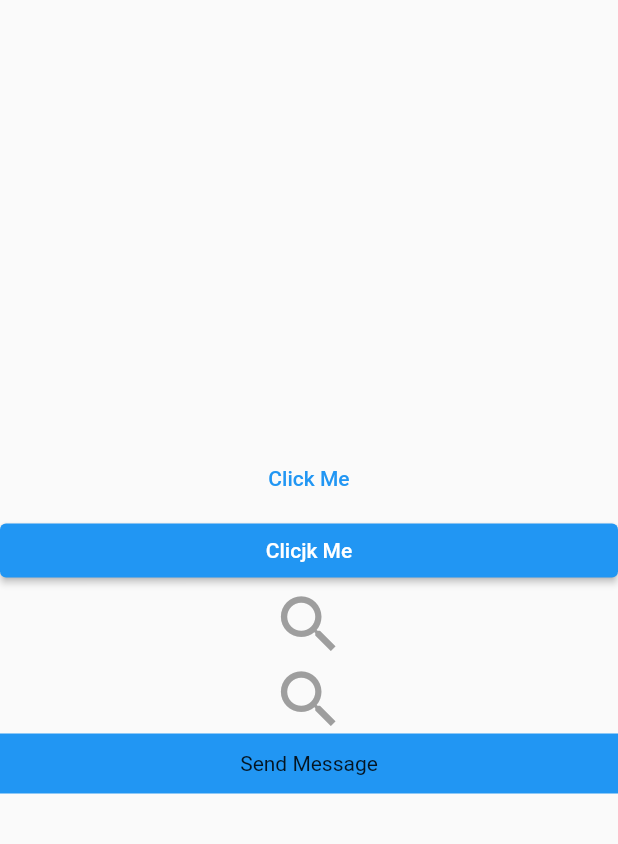
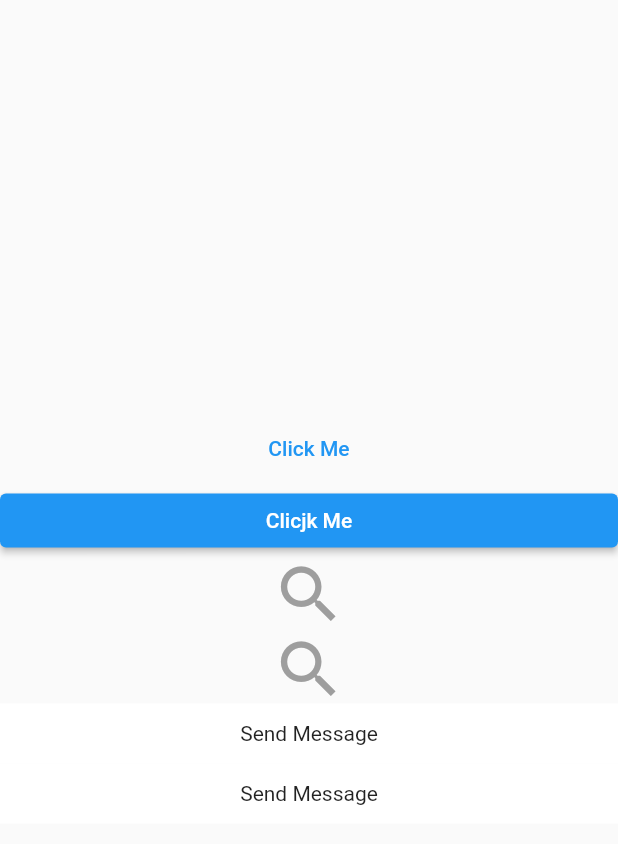
Before and after one commit to rabinacharya11/45-Days-Flutter-Bootcamp, a Flutter app: the screen it shows after launch, on a phone screen of 412 x 824 dp. Shown: the top 844 px of the screen. Run offline on Flutter 3.47's test engine with Material 2 defaults, Android fonts, the phone set to English and light mode, and no system bars.

Commit message:
inkwell  widget

```diff
--- a/flutter_tut/lib/main.dart
+++ b/flutter_tut/lib/main.dart
@@ -80,14 +80,29 @@ class _HomeScreenState extends State<HomeScreen> {
                 print("Tapped on container");
               },
               child: Container(
-                color: Colors.blue,
+                color: Colors.white,
                 height: 40,
                 width: 200,
                 child: Center(child: Text("Send Message")),
               ),
             ),
-
-
+            GestureDetector(
+              onLongPress: () {
+                print("Long Presssed on container");
+              },
+              onDoubleTap: () {
+                print("double tapped on container");
+              },
+              onTap: () {
+                print("Tapped on container");
+              },
+              child: Container(
+                color: Colors.white,
+                height: 40,
+                width: 200,
+                child: Center(child: Text("Send Message")),
+              ),
+            ),
           ],
         ),
       ),
```
